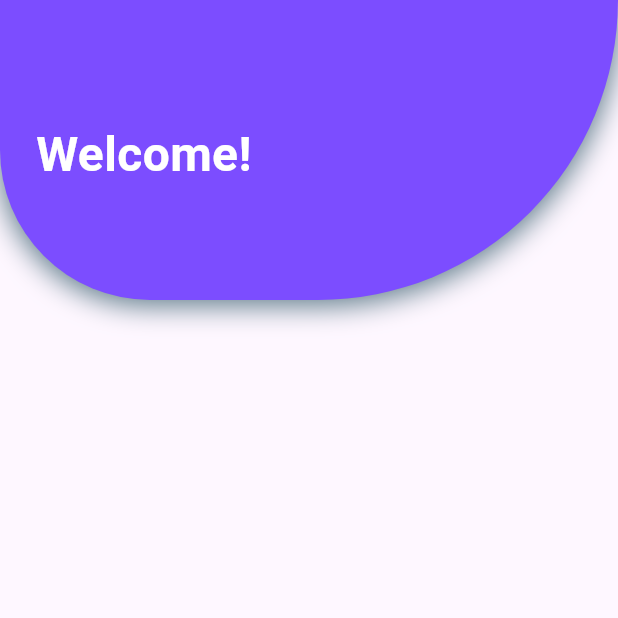
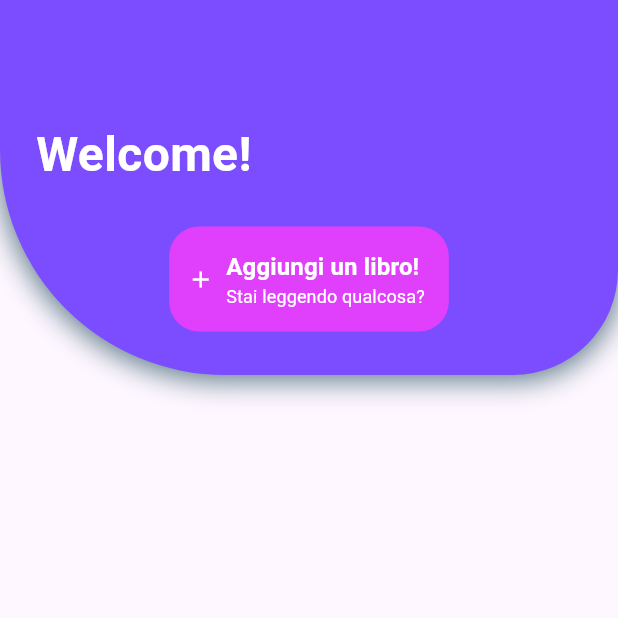
Before and after one commit to emanueletocci/Bibliotech, a Flutter app: the screen it shows after launch, on a phone screen of 412 x 824 dp, the top half of it. Run offline on Flutter 3.47's test engine with Material 3 defaults, Android fonts, the light colour scheme and no system bars.

Commit message:
Update homepage.dart

```diff
--- a/lib/screens/home/homepage.dart
+++ b/lib/screens/home/homepage.dart
@@ -12,12 +12,12 @@ class HomeScreen extends StatelessWidget {
           Stack(
             children: [
               Container(
-                height: 200,
+                height: 250,
                 decoration: BoxDecoration(
                   color: Colors.deepPurpleAccent,
                   borderRadius: BorderRadius.only(
-                    bottomRight: Radius.circular(200),
-                    bottomLeft: Radius.circular(100),
+                    bottomRight: Radius.circular(70),
+                    bottomLeft: Radius.circular(150),
                   ),
                   boxShadow: [
                     BoxShadow(
@@ -29,13 +29,12 @@ class HomeScreen extends StatelessWidget {
                   ],
                 ),
               ),
+              Column(
+                children: [
                   Align(
                     alignment: Alignment.centerLeft,
                     child: Padding(
-                  padding: EdgeInsets.only(
-                    left: 24,
-                    top: 80,
-                  ), // aggiungi padding per posizionare il testo
+                      padding: EdgeInsets.only(left: 24, top: 80),
                       child: Text(
                         "Welcome!",
                         style: TextStyle(
@@ -46,6 +45,45 @@ class HomeScreen extends StatelessWidget {
                       ),
                     ),
                   ),
+                  SizedBox(height: 25,),
+                  Align(
+                    alignment: Alignment.bottomCenter,
+                    child: TextButton.icon(
+                      onPressed: () {},
+                      icon: Icon(Icons.add),
+                      style: TextButton.styleFrom(
+                        minimumSize: Size(100, 70),
+                        backgroundColor: Colors.purpleAccent,
+                        foregroundColor: Colors.white,
+                        shape: RoundedRectangleBorder(
+                          borderRadius: BorderRadius.circular(20),
+                        ),
+                      ),
+                      label: Column(
+                        crossAxisAlignment: CrossAxisAlignment.start,
+                        children: [
+                          Text(
+                            "Aggiungi un libro!",
+                            style: TextStyle(
+                              color: Colors.white,
+                              fontSize: 16,
+                              fontWeight: FontWeight.w600,
+                            ),
+                          ),
+                          Text(
+                            "Stai leggendo qualcosa?",
+                            style: TextStyle(
+                              color: Colors.white,
+                              fontSize: 12,
+                              fontWeight: FontWeight.w400,
+                            ),
+                          ),
+                        ],
+                      ),
+                    ),
+                  ),
+                ],
+              ),
             ],
           ),
         ],
```
Lines whose indentation alone changed are shown as unchanged.
